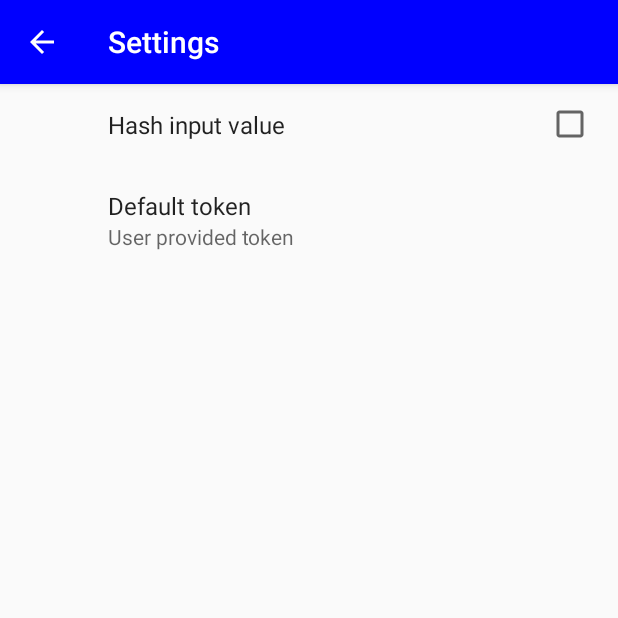
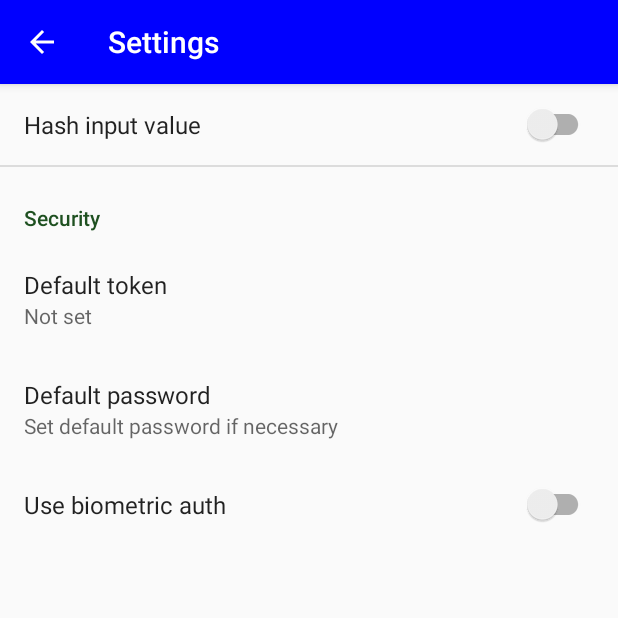
Before and after one commit to ZVernam/android, an Android app: the SettingsActivity screen opened directly, with no data from a screen before it, on a phone screen of 412 x 824 dp, the top half of it. Run offline under Robolectric (Android 15) with nearby library versions, the phone set to English and light mode, and no system bars; our stand-ins replace androidx.preference; 1 statement that could not run was skipped.

Commit message:
update preferences

```diff
--- a/app/src/main/java/com/github/zeckson/vernam/AndroidUtils.kt
+++ b/app/src/main/java/com/github/zeckson/vernam/AndroidUtils.kt
@@ -38,7 +38,7 @@ fun Activity.showToast(text: String) {
 private val masterKeyAlias = MasterKeys.getOrCreate(MasterKeys.AES256_GCM_SPEC)
 private const val PREFERENCE_KEY = "com.github.zeckson.user_secret_preferences"
 
-fun Application.getEncryptedPreferences() = EncryptedSharedPreferences.create(
+fun Context.getEncryptedPreferences() = EncryptedSharedPreferences.create(
     PREFERENCE_KEY,
     masterKeyAlias,
     this,
--- a/app/src/main/java/com/github/zeckson/vernam/SettingsActivity.kt
+++ b/app/src/main/java/com/github/zeckson/vernam/SettingsActivity.kt
@@ -1,10 +1,16 @@
 package com.github.zeckson.vernam
 
+import android.content.Context
+import android.content.SharedPreferences
 import android.os.Bundle
+import android.text.InputType
 import androidx.appcompat.app.AppCompatActivity
+import androidx.biometric.BiometricManager
+import androidx.preference.EditTextPreference
 import androidx.preference.PreferenceFragmentCompat
+import androidx.preference.SwitchPreferenceCompat
 
-class SettingsActivity:AppCompatActivity() {
+class SettingsActivity : AppCompatActivity() {
 
     override fun onCreate(savedInstanceState: Bundle?) {
         super.onCreate(savedInstanceState)
@@ -13,9 +19,45 @@ class SettingsActivity:AppCompatActivity() {
             .commit()
     }
 
-    class SettingsFragment : PreferenceFragmentCompat() {
+    class SettingsFragment() : PreferenceFragmentCompat() {
+        private lateinit var encrptedPreference: SharedPreferences
         override fun onCreatePreferences(savedInstanceState: Bundle?, rootKey: String?) {
             setPreferencesFromResource(R.xml.preference, rootKey)
+            val context = context
+            if (context != null) {
+                encrptedPreference = context.getEncryptedPreferences()
+                setupPassword()
+
+                setupBiometric(context)
+            }
+
+        }
+
+        private fun setupBiometric(context: Context) {
+            val biometricSwitchPreference =
+                findPreference<SwitchPreferenceCompat>(getString(R.string.preference_is_biometric))
+            when (BiometricManager.from(context).canAuthenticate()) {
+                BiometricManager.BIOMETRIC_SUCCESS, BiometricManager.BIOMETRIC_ERROR_NONE_ENROLLED -> {
+                    biometricSwitchPreference?.isVisible = true
+                }
+                else -> {
+                    // nothing
+                }
+            }
+        }
+
+        private fun setupPassword() {
+            val passwordPreference =
+                findPreference<EditTextPreference>(getString(R.string.preference_password))
+            passwordPreference?.setOnBindEditTextListener {
+                it.inputType = InputType.TYPE_CLASS_TEXT or InputType.TYPE_TEXT_VARIATION_PASSWORD
+            }
+            passwordPreference?.setOnPreferenceChangeListener { preference, newValue ->
+                encrptedPreference.edit().putString(
+                    getString(R.string.preference_password),
+                    newValue as String?
+                ).commit()
+            }
         }
     }
 }
--- a/app/src/main/res/values/strings.xml
+++ b/app/src/main/res/values/strings.xml
@@ -9,7 +9,9 @@
 
     //Preferences
     <string name="preference_token">Token</string>
-    <string name="preference_is_hashed">Hash Enabled</string>
+    <string name="preference_password">Password</string>
+    <string name="preference_is_hashed">Hash input</string>
+    <string name="preference_is_biometric">Use biometric</string>
     <string name="setup_lock_screen">
         Secure lock screen hasn\'t set been up.\n
         Go to \'Settings -> Security -> Fingerprint\' to set up a fingerprint or face
--- a/app/src/main/res/xml/preference.xml
+++ b/app/src/main/res/xml/preference.xml
@@ -1,16 +1,37 @@
 <?xml version="1.0" encoding="utf-8"?>
-<PreferenceScreen
+<PreferenceScreen xmlns:android="http://schemas.android.com/apk/res/android"
+    xmlns:app="http://schemas.android.com/apk/res-auto"
     android:layout_width="match_parent"
-    android:layout_height="match_parent"
-    xmlns:android="http://schemas.android.com/apk/res/android">
+    android:layout_height="match_parent">
 
-    <CheckBoxPreference
+    <SwitchPreferenceCompat
         android:key="@string/preference_is_hashed"
-        android:title="Hash input value"/>
+        android:title="Hash input value"
+        app:iconSpaceReserved="false" />
 
-    <EditTextPreference
-        android:key="@string/preference_token"
-        android:title="Default token"
-        android:summary="User provided token"/>
+    <PreferenceCategory
+        android:title="Security"
+        app:iconSpaceReserved="false">
+
+        <EditTextPreference
+            android:key="@string/preference_token"
+            android:title="Default token"
+            app:iconSpaceReserved="false"
+            app:useSimpleSummaryProvider="true" />
+
+        <EditTextPreference
+            android:key="@string/preference_password"
+            android:summary="Set default password if necessary"
+            android:title="Default password"
+            app:iconSpaceReserved="false"
+            app:useSimpleSummaryProvider="false" />
+
+        <SwitchPreferenceCompat
+            android:key="@string/preference_is_biometric"
+            android:title="Use biometric auth"
+            app:iconSpaceReserved="false"
+            app:isPreferenceVisible="false" />
+
+    </PreferenceCategory>
 
 </PreferenceScreen>
```
